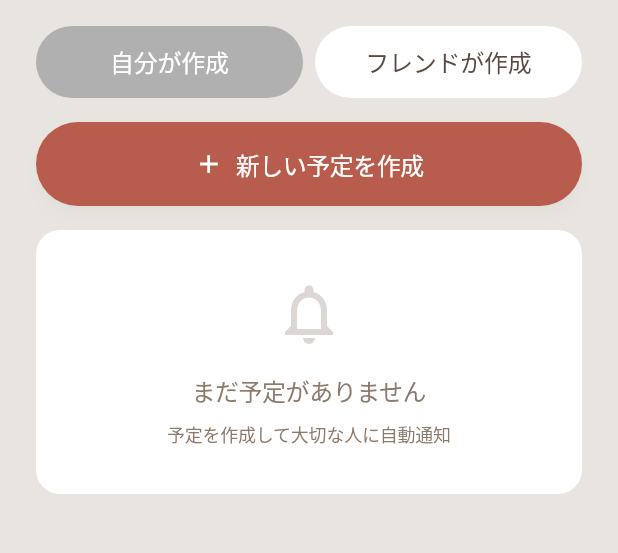
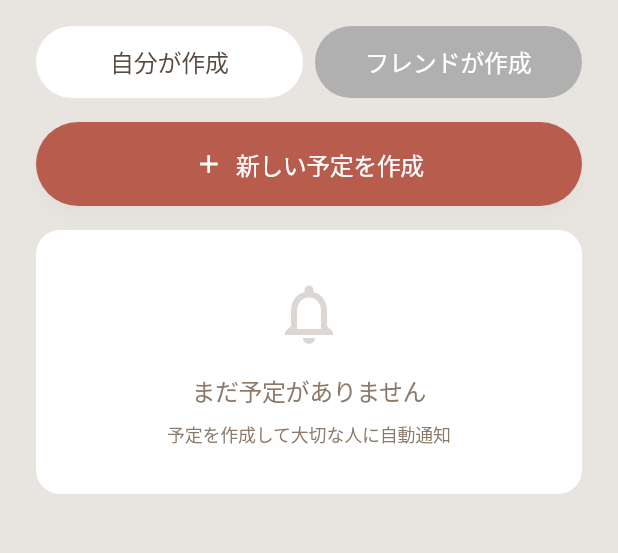
Before and after one commit to hoshido-k/imane, a Flutter app: the ScheduleListScreen screen opened directly, on a phone screen of 412 x 824 dp, the part 118-671 px from its top. Run offline on Flutter 3.47's test engine with Material 3 defaults, Android fonts, the phone set to English and light mode, and no system bars; our stand-ins replace connectivity_plus, firebase_auth, firebase_core, firebase_messaging, geolocator, google_maps_flutter and 3 more; missing offline and left inert: background_location; accounts and stored records are empty; generated files the repository leaves out were written again; network calls fail; Roboto replaces fonts that are missing (Inter).

Commit message:
タブUIの色を逆転（選択=白、未選択=グレー）

```diff
--- a/mobile/lib/screens/schedule/schedule_list_screen.dart
+++ b/mobile/lib/screens/schedule/schedule_list_screen.dart
@@ -357,8 +357,8 @@ class _ScheduleListScreenState extends State<ScheduleListScreen> with WidgetsBin
                   height: 48,
                   decoration: BoxDecoration(
                     color: _currentTabIndex == 0
-                        ? const Color(0xFFB0B0B0) // Selected: Gray
-                        : Colors.white, // Unselected: White
+                        ? Colors.white // Selected: White
+                        : const Color(0xFFB0B0B0), // Unselected: Gray
                     borderRadius: BorderRadius.circular(24),
                   ),
                   alignment: Alignment.center,
@@ -368,8 +368,8 @@ class _ScheduleListScreenState extends State<ScheduleListScreen> with WidgetsBin
                       fontSize: 16,
                       fontWeight: FontWeight.w400,
                       color: _currentTabIndex == 0
-                          ? Colors.white
-                          : AppColors.textPrimary,
+                          ? AppColors.textPrimary
+                          : Colors.white,
                     ),
                   ),
                 ),
@@ -387,8 +387,8 @@ class _ScheduleListScreenState extends State<ScheduleListScreen> with WidgetsBin
                   height: 48,
                   decoration: BoxDecoration(
                     color: _currentTabIndex == 1
-                        ? const Color(0xFFB0B0B0) // Selected: Gray
-                        : Colors.white, // Unselected: White
+                        ? Colors.white // Selected: White
+                        : const Color(0xFFB0B0B0), // Unselected: Gray
                     borderRadius: BorderRadius.circular(24),
                   ),
                   alignment: Alignment.center,
@@ -398,8 +398,8 @@ class _ScheduleListScreenState extends State<ScheduleListScreen> with WidgetsBin
                       fontSize: 16,
                       fontWeight: FontWeight.w400,
                       color: _currentTabIndex == 1
-                          ? Colors.white
-                          : AppColors.textPrimary,
+                          ? AppColors.textPrimary
+                          : Colors.white,
                     ),
                   ),
                 ),
```
